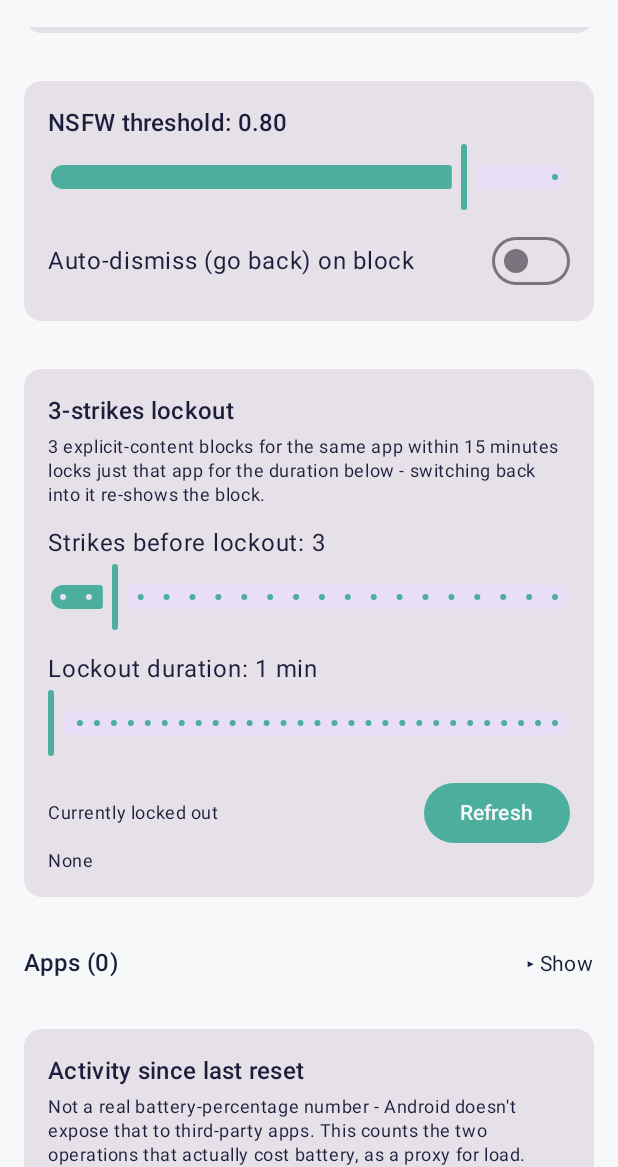
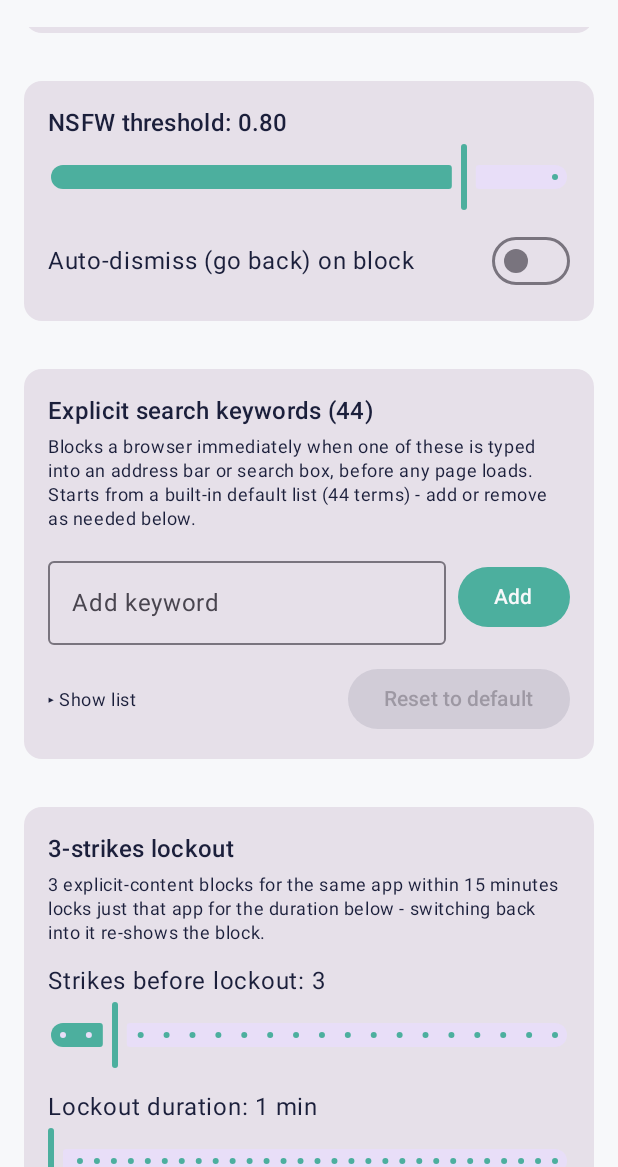
Before and after one commit to yl1nbjaww6741-Org/guard, an Android app built with Jetpack Compose: the screen it shows after launch (SettingsActivity), scrolled down 1064 dp, on a phone screen of 412 x 824 dp, the part 69-1236 px from its top. Run offline under Robolectric (Android 15) with nearby library versions, the phone set to English and light mode, and no system bars.

Commit message:
Make gate 4b's explicit-keyword list editable from Settings
KeywordBlocklist.EXPLICIT_KEYWORDS is now just the default; the active
set lives in PrefsRepository (getExplicitKeywords/addExplicitKeyword/
removeExplicitKeyword/resetExplicitKeywordsToDefault), editable from a
new password-gated "Explicit search keywords" card in Settings, same
pattern as threshold/lockout/whitelist.

Co-Authored-By: Claude Sonnet 5 <noreply@anthropic.com>

```diff
--- a/app/src/main/kotlin/com/contentguard/app/scope/PrefsRepository.kt
+++ b/app/src/main/kotlin/com/contentguard/app/scope/PrefsRepository.kt
@@ -2,6 +2,7 @@ package com.contentguard.app.scope
 
 import android.content.Context
 import android.content.SharedPreferences
+import com.contentguard.app.detect.KeywordBlocklist
 import java.security.MessageDigest
 
 /**
@@ -51,6 +52,38 @@ class PrefsRepository(context: Context) {
         if (monitored) next.add(packageName) else next.remove(packageName)
         prefs.edit().putStringSet(KEY_MONITORED, next).apply()
     }
+
+    /**
+     * Gate 4b's active keyword set - starts from [KeywordBlocklist.EXPLICIT_KEYWORDS]
+     * (the built-in default) until the user customizes it via Settings, at
+     * which point the stored set becomes authoritative rather than layered
+     * on top of the default. Editable the same way threshold/lockout/
+     * whitelist already are - password-gated Settings, not a dedicated
+     * on/off switch (see IncognitoDetector/KeywordBlocklist doc comments
+     * for why this feature itself has no such switch).
+     */
+    fun getExplicitKeywords(): Set<String> =
+        prefs.getStringSet(KEY_EXPLICIT_KEYWORDS, null)?.toSet() ?: KeywordBlocklist.EXPLICIT_KEYWORDS
+
+    fun setExplicitKeywords(keywords: Set<String>) {
+        val normalized = keywords.map { it.trim().lowercase() }.filter { it.isNotBlank() }.toSet()
+        prefs.edit().putStringSet(KEY_EXPLICIT_KEYWORDS, normalized).apply()
+    }
+
+    fun addExplicitKeyword(keyword: String) {
+        setExplicitKeywords(getExplicitKeywords() + keyword)
+    }
+
+    fun removeExplicitKeyword(keyword: String) {
+        setExplicitKeywords(getExplicitKeywords() - keyword)
+    }
+
+    /** Reverts to the built-in default list by clearing the stored override entirely. */
+    fun resetExplicitKeywordsToDefault() {
+        prefs.edit().remove(KEY_EXPLICIT_KEYWORDS).apply()
+    }
+
+    fun explicitKeywordsAreCustomized(): Boolean = prefs.contains(KEY_EXPLICIT_KEYWORDS)
 
     /**
      * Not real battery-percentage accounting - Android doesn't expose that
@@ -192,6 +225,7 @@ class PrefsRepository(context: Context) {
         private const val PREFS_NAME = "content_guard_prefs"
         private const val KEY_MODE = "scope_mode"
         private const val KEY_WHITELIST = "whitelist_packages"
+        private const val KEY_EXPLICIT_KEYWORDS = "explicit_keywords"
         private const val KEY_MONITORED = "monitored_packages"
         private const val KEY_THRESHOLD = "nsfw_threshold"
         private const val KEY_DISMISS_ON_BLOCK = "dismiss_on_block"
--- a/app/src/main/kotlin/com/contentguard/app/service/ContentGuardService.kt
+++ b/app/src/main/kotlin/com/contentguard/app/service/ContentGuardService.kt
@@ -302,7 +302,7 @@ class ContentGuardService : AccessibilityService() {
         // GATE3 for the same reason as the incognito checks above - this
         // blocks outright regardless of whether an image is on screen.
         val matchedExplicitKeyword = if (IncognitoDetector.isBrowserPackage(pkg)) {
-            KeywordBlocklist.matchingKeyword(scan.inputFieldText)
+            KeywordBlocklist.matchingKeyword(scan.inputFieldText, prefs.getExplicitKeywords())
         } else {
             null
         }
--- a/app/src/main/kotlin/com/contentguard/app/ui/SettingsActivity.kt
+++ b/app/src/main/kotlin/com/contentguard/app/ui/SettingsActivity.kt
@@ -68,6 +68,7 @@ import androidx.lifecycle.Lifecycle
 import androidx.lifecycle.LifecycleEventObserver
 import com.contentguard.app.R
 import com.contentguard.app.admin.ContentGuardDeviceAdminReceiver
+import com.contentguard.app.detect.KeywordBlocklist
 import com.contentguard.app.scope.PrefsRepository
 import com.contentguard.app.scope.ScopeMode
 import com.contentguard.app.service.ContentGuardService
@@ -111,6 +112,8 @@ private fun SettingsScreen(prefs: PrefsRepository) {
     var threshold by remember { mutableFloatStateOf(prefs.nsfwThreshold) }
     var dismissOnBlock by remember { mutableStateOf(prefs.dismissOnBlock) }
     var whitelist by remember { mutableStateOf(prefs.getWhitelist()) }
+    var explicitKeywords by remember { mutableStateOf(prefs.getExplicitKeywords()) }
+    var explicitKeywordsCustomized by remember { mutableStateOf(prefs.explicitKeywordsAreCustomized()) }
     var monitored by remember { mutableStateOf(prefs.getMonitoredSet()) }
     var serviceEnabled by remember { mutableStateOf(isAccessibilityServiceEnabled(context)) }
     var deviceAdminActive by remember { mutableStateOf(isDeviceAdminActive(context)) }
@@ -219,6 +222,28 @@ private fun SettingsScreen(prefs: PrefsRepository) {
                     onThresholdChangeFinished = { prefs.nsfwThreshold = threshold },
                     dismissOnBlock = dismissOnBlock,
                     onDismissOnBlockChange = { dismissOnBlock = it; prefs.dismissOnBlock = it },
+                )
+            }
+
+            item {
+                KeywordBlocklistSection(
+                    keywords = explicitKeywords,
+                    customized = explicitKeywordsCustomized,
+                    onAdd = { keyword ->
+                        prefs.addExplicitKeyword(keyword)
+                        explicitKeywords = prefs.getExplicitKeywords()
+                        explicitKeywordsCustomized = prefs.explicitKeywordsAreCustomized()
+                    },
+                    onRemove = { keyword ->
+                        prefs.removeExplicitKeyword(keyword)
+                        explicitKeywords = prefs.getExplicitKeywords()
+                        explicitKeywordsCustomized = prefs.explicitKeywordsAreCustomized()
+                    },
+                    onResetToDefault = {
+                        prefs.resetExplicitKeywordsToDefault()
+                        explicitKeywords = prefs.getExplicitKeywords()
+                        explicitKeywordsCustomized = prefs.explicitKeywordsAreCustomized()
+                    },
                 )
             }
 
@@ -622,6 +647,85 @@ private fun ThresholdSection(
 }
 
 @Composable
+private fun KeywordBlocklistSection(
+    keywords: Set<String>,
+    customized: Boolean,
+    onAdd: (String) -> Unit,
+    onRemove: (String) -> Unit,
+    onResetToDefault: () -> Unit,
+) {
+    var newKeyword by remember { mutableStateOf("") }
+    var expanded by remember { mutableStateOf(false) }
+
+    Card(modifier = Modifier.fillMaxWidth().padding(16.dp)) {
+        Column(modifier = Modifier.padding(16.dp)) {
+            Text("Explicit search keywords (${keywords.size})", style = MaterialTheme.typography.titleMedium)
+            Spacer(modifier = Modifier.height(4.dp))
+            Text(
+                "Blocks a browser immediately when one of these is typed into an address bar " +
+                    "or search box, before any page loads. Starts from a built-in default list " +
+                    "(${KeywordBlocklist.EXPLICIT_KEYWORDS.size} terms) - add or remove as needed below.",
+                style = MaterialTheme.typography.bodySmall,
+            )
+            if (customized) {
+                Spacer(modifier = Modifier.height(4.dp))
+                Text("Customized - no longer the built-in default list.", style = MaterialTheme.typography.bodySmall)
+            }
+            Spacer(modifier = Modifier.height(12.dp))
+            Row(verticalAlignment = androidx.compose.ui.Alignment.CenterVertically) {
+                OutlinedTextField(
+                    value = newKeyword,
+                    onValueChange = { newKeyword = it },
+                    label = { Text("Add keyword") },
+                    singleLine = true,
+                    modifier = Modifier.weight(1f),
+                )
+                Spacer(modifier = Modifier.width(8.dp))
+                Button(onClick = {
+                    if (newKeyword.isNotBlank()) {
+                        onAdd(newKeyword)
+                        newKeyword = ""
+                    }
+                }) { Text("Add") }
+            }
+            Spacer(modifier = Modifier.height(12.dp))
+            Row(
+                modifier = Modifier.fillMaxWidth(),
+                horizontalArrangement = Arrangement.SpaceBetween,
+                verticalAlignment = androidx.compose.ui.Alignment.CenterVertically,
+            ) {
+                Text(
+                    if (expanded) "▾ Hide list" else "▸ Show list",
+                    style = MaterialTheme.typography.bodySmall,
+                    modifier = Modifier.clickable { expanded = !expanded },
+                )
+                Button(onClick = onResetToDefault, enabled = customized) { Text("Reset to default") }
+            }
+            if (expanded) {
+                Spacer(modifier = Modifier.height(8.dp))
+                Column(modifier = Modifier.heightIn(max = 300.dp).verticalScroll(rememberScrollState())) {
+                    keywords.sorted().forEach { keyword ->
+                        Row(
+                            modifier = Modifier.fillMaxWidth().padding(vertical = 4.dp),
+                            horizontalArrangement = Arrangement.SpaceBetween,
+                            verticalAlignment = androidx.compose.ui.Alignment.CenterVertically,
+                        ) {
+                            Text(keyword, style = MaterialTheme.typography.bodySmall)
+                            Text(
+                                "Remove",
+                                style = MaterialTheme.typography.bodySmall,
+                                color = MaterialTheme.colorScheme.error,
+                                modifier = Modifier.clickable { onRemove(keyword) },
+                            )
+                        }
+                    }
+                }
+            }
+        }
+    }
+}
+
+@Composable
 private fun AppRow(app: AppEntry, monitored: Boolean, onToggle: (Boolean) -> Unit) {
     Row(
         modifier = Modifier.fillMaxWidth().padding(horizontal = 16.dp, vertical = 8.dp),
```
Also changed, not shown: app/src/main/kotlin/com/contentguard/app/detect/KeywordBlocklist.kt (+18 -8 lines), 1 other file.
